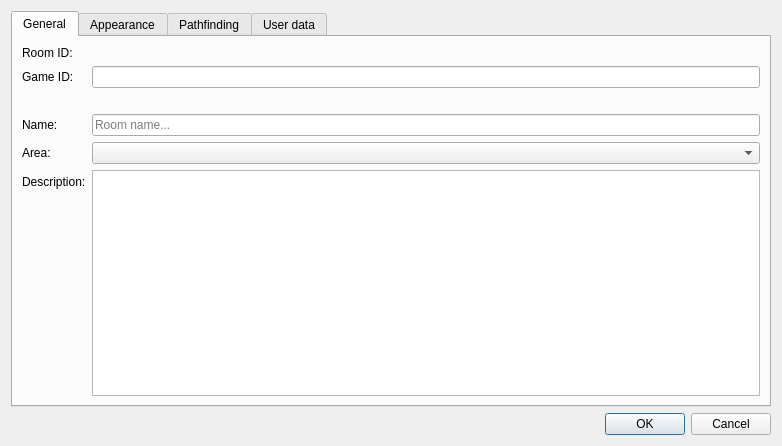
First picture: the form in src/ui/room_properties.ui, repository Mudlet/Mudlet, before the edit.
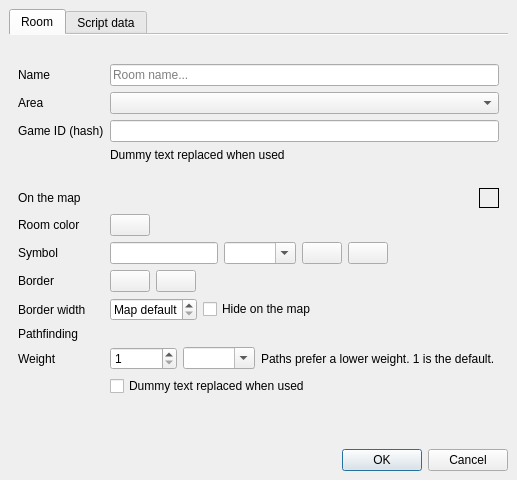
Second picture: the form after the edit.

Commit message: Improve: Configure room window follows the design language, in two tabs

```diff
--- a/src/ui/room_properties.ui
+++ b/src/ui/room_properties.ui
@@ -6,141 +6,137 @@
    <rect>
     <x>0</x>
     <y>0</y>
-    <width>318</width>
-    <height>392</height>
+    <width>460</width>
+    <height>480</height>
    </rect>
   </property>
-  <property name="sizePolicy">
-   <sizepolicy hsizetype="Minimum" vsizetype="Minimum">
-    <horstretch>0</horstretch>
-    <verstretch>0</verstretch>
-   </sizepolicy>
-  </property>
   <property name="windowTitle">
-   <string>Room properties</string>
+   <string extracomment="Title of the window the map's &quot;Configure room...&quot; menu entry opens">Configure room</string>
   </property>
   <property name="layoutDirection">
    <enum>Qt::LeftToRight</enum>
   </property>
   <layout class="QVBoxLayout" name="verticalLayout_room_properties">
+   <property name="spacing">
+    <number>0</number>
+   </property>
+   <property name="leftMargin">
+    <number>0</number>
+   </property>
+   <property name="topMargin">
+    <number>0</number>
+   </property>
+   <property name="rightMargin">
+    <number>0</number>
+   </property>
+   <property name="bottomMargin">
+    <number>0</number>
+   </property>
+   <item>
+    <widget class="QWidget" name="roomPropertiesShell" native="true">
+     <layout class="QVBoxLayout" name="verticalLayout_roomPropertiesShell">
    <item>
     <widget class="QTabWidget" name="tabWidget_room">
-     <property name="minimumSize">
-      <size>
-       <width>760</width>
-       <height>0</height>
-      </size>
-     </property>
      <property name="currentIndex">
       <number>0</number>
      </property>
+        <property name="documentMode">
+         <bool>true</bool>
+        </property>
      <widget class="QWidget" name="tab_general">
       <attribute name="title">
-       <string>General</string>
-      </attribute>
-      <layout class="QFormLayout" name="formLayout_general">
-       <item row="0" column="0">
-        <widget class="QLabel" name="label_roomId">
-         <property name="text">
-          <string>Room ID:</string>
-         </property>
-        </widget>
-       </item>
-       <item row="0" column="1">
+          <string extracomment="Tab of the Configure room window holding the room's name, area, game ID, how the map draws it and how paths treat it">Room</string>
+         </attribute>
+         <layout class="QGridLayout" name="gridLayout_room">
+          <item row="0" column="0" colspan="2">
+           <widget class="QWidget" name="roomPropertiesRoomHeading" native="true">
+            <layout class="QHBoxLayout" name="horizontalLayout_roomHeading">
+             <property name="leftMargin">
+              <number>0</number>
+             </property>
+             <property name="topMargin">
+              <number>0</number>
+             </property>
+             <property name="rightMargin">
+              <number>0</number>
+             </property>
+             <property name="bottomMargin">
+              <number>0</number>
+             </property>
+             <item>
         <widget class="QLabel" name="label_roomIdValue">
          <property name="textInteractionFlags">
           <set>Qt::TextSelectableByMouse</set>
          </property>
         </widget>
        </item>
+            </layout>
+           </widget>
+          </item>
        <item row="1" column="0">
-        <widget class="QLabel" name="label_hash">
-         <property name="text">
-          <string>Game ID:</string>
-         </property>
-         <property name="buddy">
-          <cstring>lineEdit_hash</cstring>
-         </property>
-        </widget>
-       </item>
-       <item row="1" column="1">
-        <widget class="QLineEdit" name="lineEdit_hash">
-         <property name="toolTip">
-          <string>&lt;p&gt;The game's own number or text for this room, which mapper scripts look the room up by (getRoomIDbyHash). Each one belongs to one room only.&lt;/p&gt;</string>
-         </property>
-        </widget>
-       </item>
-       <item row="2" column="1">
-        <widget class="QLabel" name="label_hashWarning">
-         <property name="wordWrap">
-          <bool>true</bool>
-         </property>
-        </widget>
-       </item>
-       <item row="3" column="0">
         <widget class="QLabel" name="label_name">
          <property name="text">
-          <string>Name:</string>
+             <string extracomment="Label in front of the room name field in the Configure room window">Name</string>
          </property>
          <property name="buddy">
           <cstring>lineEdit_name</cstring>
          </property>
         </widget>
        </item>
-       <item row="3" column="1">
+          <item row="1" column="1">
         <widget class="QLineEdit" name="lineEdit_name">
          <property name="placeholderText">
           <string>Room name...</string>
          </property>
         </widget>
        </item>
-       <item row="4" column="0">
+          <item row="2" column="0">
         <widget class="QLabel" name="label_area">
          <property name="text">
-          <string>Area:</string>
+             <string extracomment="Label in front of the field the room's area is picked in, in the Configure room window">Area</string>
          </property>
          <property name="buddy">
           <cstring>comboBox_area</cstring>
          </property>
         </widget>
        </item>
-       <item row="4" column="1">
+          <item row="2" column="1">
         <widget class="QComboBox" name="comboBox_area">
          <property name="accessibleName">
           <string extracomment="Name a screen reader announces for the area field in the Room Properties dialog">Area</string>
          </property>
         </widget>
        </item>
-       <item row="5" column="0">
-        <widget class="QLabel" name="label_description">
+          <item row="3" column="0">
+           <widget class="QLabel" name="label_hash">
          <property name="text">
-          <string>Description:</string>
+             <string extracomment="Label in front of the field holding the game's own ID for the room, which mapper scripts and the Lua API call its hash">Game ID (hash)</string>
          </property>
          <property name="buddy">
-          <cstring>plainTextEdit_description</cstring>
+             <cstring>lineEdit_hash</cstring>
+            </property>
+           </widget>
+          </item>
+          <item row="3" column="1">
+           <widget class="QLineEdit" name="lineEdit_hash">
+            <property name="toolTip">
+             <string>&lt;p&gt;The game's own number or text for this room, which mapper scripts look the room up by (getRoomIDbyHash). Each one belongs to one room only.&lt;/p&gt;</string>
+            </property>
+           </widget>
+          </item>
+          <item row="4" column="1">
+           <widget class="QLabel" name="roomPropertiesHashCaption">
+            <property name="text">
+             <string notr="true">Dummy text replaced when used</string>
          </property>
         </widget>
        </item>
        <item row="5" column="1">
-        <widget class="QPlainTextEdit" name="plainTextEdit_description">
-         <property name="tabChangesFocus">
-          <bool>true</bool>
-         </property>
-        </widget>
-       </item>
-      </layout>
-     </widget>
-     <widget class="QWidget" name="tab_appearance">
-      <attribute name="title">
-       <string>Appearance</string>
-      </attribute>
-      <layout class="QVBoxLayout" name="verticalLayout_appearance">
-       <item>
-        <widget class="QWidget" name="widget_top" native="true">
-         <layout class="QHBoxLayout" name="horizontalLayout_widget_top">
-          <property name="sizeConstraint">
-           <enum>QLayout::SetMinimumSize</enum>
-          </property>
+           <widget class="QLabel" name="label_hashWarning"/>
+          </item>
+          <item row="6" column="0" colspan="2">
+           <widget class="QWidget" name="roomPropertiesMapHeading" native="true">
+            <layout class="QHBoxLayout" name="horizontalLayout_mapHeading">
           <property name="leftMargin">
            <number>0</number>
           </property>
@@ -151,15 +147,28 @@
            <number>0</number>
           </property>
           <property name="bottomMargin">
-           <number>9</number>
+              <number>0</number>
           </property>
           <item>
-           <widget class="QLabel" name="label_layout">
+              <widget class="QLabel" name="roomPropertiesMapHeadingText">
             <property name="text">
-             <string>Icon:</string>
+                <string extracomment="Heading in the Configure room window over the room's color, symbol, border and whether it is hidden: how the map draws the room">On the map</string>
             </property>
            </widget>
           </item>
+             <item>
+              <spacer name="horizontalSpacer_mapHeading">
+               <property name="orientation">
+                <enum>Qt::Horizontal</enum>
+               </property>
+               <property name="sizeHint" stdset="0">
+                <size>
+                 <width>0</width>
+                 <height>0</height>
+                </size>
+               </property>
+              </spacer>
+             </item>
           <item>
            <widget class="QLabel" name="label_preview">
             <property name="sizePolicy">
@@ -190,7 +199,7 @@
              <enum>QFrame::Box</enum>
             </property>
             <property name="text">
-             <string/>
+                <string notr="true"/>
             </property>
             <property name="scaledContents">
              <bool>false</bool>
@@ -203,83 +212,94 @@
             </property>
            </widget>
           </item>
+            </layout>
+           </widget>
+          </item>
+          <item row="7" column="0">
+           <widget class="QLabel" name="roomPropertiesRoomColorLabel">
+            <property name="text">
+             <string extracomment="Label in front of the box showing the room's color and its number, in the Configure room window">Room color</string>
+            </property>
+           </widget>
+          </item>
+          <item row="7" column="1">
+           <layout class="QHBoxLayout" name="horizontalLayout_roomColor">
           <item>
            <widget class="QPushButton" name="pushButton_setRoomColor">
-            <property name="text">
+              <property name="sizePolicy">
+               <sizepolicy hsizetype="Fixed" vsizetype="Fixed">
+                <horstretch>0</horstretch>
+                <verstretch>0</verstretch>
+               </sizepolicy>
+              </property>
+              <property name="toolTip">
+               <string extracomment="Tooltip of the button showing only a glyph beside the room color box in the Configure room window; it opens the list of room colors to pick from">Choose the room's color from the map's room colors</string>
+              </property>
+              <property name="accessibleName">
              <string>Set room color</string>
             </property>
-           </widget>
-          </item>
-         </layout>
-        </widget>
-       </item>
-       <item>
-        <widget class="QGroupBox" name="groupBox_symbol">
-         <property name="sizePolicy">
-          <sizepolicy hsizetype="Preferred" vsizetype="Preferred">
-           <horstretch>0</horstretch>
-           <verstretch>0</verstretch>
-          </sizepolicy>
-         </property>
-         <property name="title">
-          <string>Symbol</string>
-         </property>
-         <layout class="QVBoxLayout" name="verticalLayout_groupBox_symbol">
-          <property name="sizeConstraint">
-           <enum>QLayout::SetMinimumSize</enum>
-          </property>
-          <item>
-           <widget class="QLabel" name="label_symbolInstructions">
-            <property name="sizePolicy">
-             <sizepolicy hsizetype="MinimumExpanding" vsizetype="MinimumExpanding">
-              <horstretch>0</horstretch>
-              <verstretch>0</verstretch>
-             </sizepolicy>
-            </property>
+              <property name="text">
+               <string notr="true"/>
+              </property>
+             </widget>
+            </item>
+            <item>
+             <spacer name="horizontalSpacer_roomColor">
+              <property name="orientation">
+               <enum>Qt::Horizontal</enum>
+              </property>
+              <property name="sizeHint" stdset="0">
+               <size>
+                <width>0</width>
+                <height>0</height>
+               </size>
+              </property>
+             </spacer>
+            </item>
+           </layout>
+          </item>
+          <item row="8" column="0">
+           <widget class="QLabel" name="roomPropertiesSymbolLabel">
             <property name="text">
-             <string notr="true">&lt;p&gt;Dummy text replaced when used.&lt;/p&gt;</string>
-            </property>
-            <property name="wordWrap">
-             <bool>true</bool>
+             <string extracomment="Label in front of the room symbol field and the symbol's color, in the Configure room window">Symbol</string>
             </property>
            </widget>
           </item>
-          <item>
-           <widget class="QWidget" name="widget_symbolText" native="true">
-            <layout class="QHBoxLayout" name="horizontalLayout_widget_symbolText">
-             <property name="leftMargin">
-              <number>0</number>
-             </property>
-             <property name="topMargin">
-              <number>0</number>
-             </property>
-             <property name="rightMargin">
-              <number>0</number>
-             </property>
-             <property name="bottomMargin">
-              <number>0</number>
-             </property>
+          <item row="8" column="1">
+           <layout class="QHBoxLayout" name="horizontalLayout_symbol">
              <item>
               <widget class="QLineEdit" name="lineEdit_roomSymbol">
+              <property name="sizePolicy">
+               <sizepolicy hsizetype="Fixed" vsizetype="Fixed">
+                <horstretch>0</horstretch>
+                <verstretch>0</verstretch>
+               </sizepolicy>
+              </property>
+              <property name="toolTip">
+               <string extracomment="Tooltip of the room symbol field in the Configure room window">One or more characters the map draws on the room. Empty it to remove the symbol.</string>
+              </property>
                <property name="accessibleName">
                 <string extracomment="Name a screen reader announces for the room symbol field in the Room Properties dialog">Room symbol</string>
                </property>
-               <property name="placeholderText">
-                <string>Room symbol...</string>
-               </property>
               </widget>
              </item>
              <item>
               <widget class="QComboBox" name="comboBox_roomSymbol">
+              <property name="sizePolicy">
+               <sizepolicy hsizetype="Fixed" vsizetype="Fixed">
+                <horstretch>0</horstretch>
+                <verstretch>0</verstretch>
+               </sizepolicy>
+              </property>
+              <property name="toolTip">
+               <string extracomment="Tooltip of the room symbol field in the Configure room window when the chosen rooms have different symbols; it lists the symbols in use, most used first">The symbols these rooms have, most used first. Pick one or type a new one; empty it to remove the symbols.</string>
+              </property>
                <property name="accessibleName">
                 <string extracomment="Name a screen reader announces for the room symbol field in the Room Properties dialog">Room symbol</string>
                </property>
                <property name="editable">
                 <bool>true</bool>
                </property>
-              </widget>
-             </item>
-            </layout>
            </widget>
           </item>
           <item>
@@ -297,13 +317,6 @@
              <property name="bottomMargin">
               <number>0</number>
              </property>
-             <item>
-              <widget class="QLabel" name="label_symbolColor">
-               <property name="text">
-                <string extracomment="Label in front of the box showing the room symbol color">Color:</string>
-               </property>
-              </widget>
-             </item>
              <item>
               <widget class="QPushButton" name="pushButton_setSymbolColor">
                <property name="sizePolicy">
@@ -342,8 +355,11 @@
                </property>
               </widget>
              </item>
+              </layout>
+             </widget>
+            </item>
              <item>
-              <spacer name="horizontalSpacer_symbolColor">
+             <spacer name="horizontalSpacer_symbol">
                <property name="orientation">
                 <enum>Qt::Horizontal</enum>
                </property>
@@ -356,37 +372,15 @@
               </spacer>
              </item>
             </layout>
-           </widget>
           </item>
-         </layout>
-        </widget>
-       </item>
-       <item>
-        <widget class="QGroupBox" name="groupBox_border">
-         <property name="title">
-          <string>Border</string>
-         </property>
-         <layout class="QVBoxLayout" name="verticalLayout_border">
-          <property name="sizeConstraint">
-           <enum>QLayout::SetMinimumSize</enum>
-          </property>
-          <item>
-           <widget class="QLabel" name="label_borderInstructions">
-            <property name="sizePolicy">
-             <sizepolicy hsizetype="MinimumExpanding" vsizetype="MinimumExpanding">
-              <horstretch>0</horstretch>
-              <verstretch>0</verstretch>
-             </sizepolicy>
-            </property>
+          <item row="9" column="0">
+           <widget class="QLabel" name="label_borderColor">
             <property name="text">
-             <string notr="true">&lt;p&gt;Dummy text replaced when used.&lt;/p&gt;</string>
-            </property>
-            <property name="wordWrap">
-             <bool>true</bool>
+             <string extracomment="Label in front of the box showing the room border color">Border</string>
             </property>
            </widget>
           </item>
-          <item>
+          <item row="9" column="1">
            <widget class="QWidget" name="widget_borderColor" native="true">
             <layout class="QHBoxLayout" name="horizontalLayout_widget_borderColor">
              <property name="leftMargin">
@@ -401,13 +395,6 @@
              <property name="bottomMargin">
               <number>0</number>
              </property>
-             <item>
-              <widget class="QLabel" name="label_borderColor">
-               <property name="text">
-                <string extracomment="Label in front of the box showing the room border color">Color:</string>
-               </property>
-              </widget>
-             </item>
              <item>
               <widget class="QPushButton" name="pushButton_setBorderColor">
                <property name="sizePolicy">
@@ -462,41 +449,28 @@
             </layout>
            </widget>
           </item>
-          <item>
-           <widget class="QWidget" name="widget_borderThickness" native="true">
-            <layout class="QHBoxLayout" name="horizontalLayout_widget_borderThickness">
-             <property name="leftMargin">
-              <number>0</number>
-             </property>
-             <property name="topMargin">
-              <number>0</number>
-             </property>
-             <property name="rightMargin">
-              <number>0</number>
-             </property>
-             <property name="bottomMargin">
-              <number>0</number>
-             </property>
-             <item>
+          <item row="10" column="0">
               <widget class="QLabel" name="label_borderThickness">
                <property name="text">
-                <string>Thickness:</string>
+             <string extracomment="Label in front of the box setting how thick the room's border is drawn, in the Configure room window">Border width</string>
                </property>
                <property name="buddy">
                 <cstring>spinBox_borderThickness</cstring>
                </property>
               </widget>
              </item>
+          <item row="10" column="1">
+           <layout class="QHBoxLayout" name="horizontalLayout_borderThickness">
              <item>
               <widget class="QSpinBox" name="spinBox_borderThickness">
                <property name="sizePolicy">
-                <sizepolicy hsizetype="Expanding" vsizetype="Fixed">
+               <sizepolicy hsizetype="Fixed" vsizetype="Fixed">
                  <horstretch>0</horstretch>
                  <verstretch>0</verstretch>
                 </sizepolicy>
                </property>
                <property name="specialValueText">
-                <string>(use global)</string>
+               <string extracomment="Shown in the room border width box while the room has no width of its own and is drawn with the map's border width">Map default</string>
                </property>
                <property name="minimum">
                 <number>0</number>
@@ -506,29 +480,17 @@
                </property>
               </widget>
              </item>
-            </layout>
-           </widget>
-          </item>
-         </layout>
-        </widget>
-       </item>
        <item>
         <widget class="QCheckBox" name="checkBox_hidden">
-         <property name="sizePolicy">
-          <sizepolicy hsizetype="MinimumExpanding" vsizetype="Fixed">
-           <horstretch>0</horstretch>
-           <verstretch>0</verstretch>
-          </sizepolicy>
-         </property>
          <property name="text">
-          <string notr="true">Dummy text replaced when used</string>
+               <string extracomment="Check box in the Configure room window that keeps the room off the map; partly checked when only some of the chosen rooms are hidden">Hide on the map</string>
          </property>
         </widget>
        </item>
        <item>
-        <spacer name="verticalSpacer_appearance">
+             <spacer name="horizontalSpacer_borderThickness">
          <property name="orientation">
-          <enum>Qt::Vertical</enum>
+               <enum>Qt::Horizontal</enum>
          </property>
          <property name="sizeHint" stdset="0">
           <size>
@@ -539,40 +501,10 @@
         </spacer>
        </item>
       </layout>
-     </widget>
-     <widget class="QWidget" name="tab_pathfinding">
-      <attribute name="title">
-       <string>Pathfinding</string>
-      </attribute>
-      <layout class="QVBoxLayout" name="verticalLayout_pathfinding_tab">
-       <item>
-        <widget class="QGroupBox" name="groupBox_pathfinding">
-         <property name="title">
-          <string>Pathfinding</string>
-         </property>
-         <layout class="QVBoxLayout" name="verticalLayout_pathfinding">
-          <property name="sizeConstraint">
-           <enum>QLayout::SetMinimumSize</enum>
-          </property>
-          <item>
-           <widget class="QLabel" name="label_weightInstructions">
-            <property name="sizePolicy">
-             <sizepolicy hsizetype="MinimumExpanding" vsizetype="MinimumExpanding">
-              <horstretch>0</horstretch>
-              <verstretch>0</verstretch>
-             </sizepolicy>
-            </property>
-            <property name="text">
-             <string notr="true">&lt;p&gt;Dummy text replaced when used.&lt;/p&gt;</string>
-            </property>
-            <property name="wordWrap">
-             <bool>true</bool>
-            </property>
-           </widget>
           </item>
-          <item>
-           <widget class="QWidget" name="widget_weight" native="true">
-            <layout class="QHBoxLayout" name="horizontalLayout_widget_weight">
+          <item row="11" column="0" colspan="2">
+           <widget class="QWidget" name="roomPropertiesPathHeading" native="true">
+            <layout class="QHBoxLayout" name="horizontalLayout_pathHeading">
              <property name="leftMargin">
               <number>0</number>
              </property>
@@ -585,19 +517,38 @@
              <property name="bottomMargin">
               <number>0</number>
              </property>
+             <item>
+              <widget class="QLabel" name="roomPropertiesPathHeadingText">
+               <property name="text">
+                <string extracomment="Heading in the Configure room window over the room's weight and lock, which decide how paths and speedwalks treat the room">Pathfinding</string>
+               </property>
+              </widget>
+             </item>
+            </layout>
+           </widget>
+          </item>
+          <item row="12" column="0">
+           <widget class="QLabel" name="roomPropertiesWeightLabel">
+            <property name="text">
+             <string extracomment="Label in front of the room weight box in the Configure room window">Weight</string>
+            </property>
+            <property name="buddy">
+             <cstring>spinBox_weight</cstring>
+            </property>
+           </widget>
+          </item>
+          <item row="12" column="1">
+           <layout class="QHBoxLayout" name="horizontalLayout_weight">
              <item>
               <widget class="QSpinBox" name="spinBox_weight">
-               <property name="accessibleName">
-                <string extracomment="Name a screen reader announces for the room weight field in the Room Properties dialog">Room weight</string>
-               </property>
                <property name="sizePolicy">
-                <sizepolicy hsizetype="Expanding" vsizetype="Fixed">
+               <sizepolicy hsizetype="Fixed" vsizetype="Fixed">
                  <horstretch>0</horstretch>
                  <verstretch>0</verstretch>
                 </sizepolicy>
                </property>
-               <property name="specialValueText">
-                <string>1 (default)</string>
+              <property name="accessibleName">
+               <string extracomment="Name a screen reader announces for the room weight field in the Room Properties dialog">Room weight</string>
                </property>
                <property name="minimum">
                 <number>1</number>
@@ -609,41 +560,54 @@
              </item>
              <item>
               <widget class="QComboBox" name="comboBox_weight">
-               <property name="accessibleName">
-                <string extracomment="Name a screen reader announces for the room weight field in the Room Properties dialog">Room weight</string>
-               </property>
                <property name="sizePolicy">
-                <sizepolicy hsizetype="Preferred" vsizetype="Fixed">
+               <sizepolicy hsizetype="Fixed" vsizetype="Fixed">
                  <horstretch>0</horstretch>
                  <verstretch>0</verstretch>
                 </sizepolicy>
                </property>
+              <property name="toolTip">
+               <string extracomment="Tooltip of the room weight field in the Configure room window when the chosen rooms have different weights; it lists the weights in use, most used first">The weights these rooms have, most used first. Pick one or type a new weight for all of them.</string>
+              </property>
+              <property name="accessibleName">
+               <string extracomment="Name a screen reader announces for the room weight field in the Room Properties dialog">Room weight</string>
+              </property>
                <property name="editable">
                 <bool>true</bool>
                </property>
               </widget>
              </item>
-            </layout>
-           </widget>
+            <item>
+             <widget class="QLabel" name="roomPropertiesWeightCaption">
+              <property name="text">
+               <string extracomment="Caption beside the room weight box in the Configure room window: the path finder takes the way whose rooms add up to the lowest weight">Paths prefer a lower weight. 1 is the default.</string>
+              </property>
+             </widget>
+            </item>
+            <item>
+             <spacer name="horizontalSpacer_weight">
+              <property name="orientation">
+               <enum>Qt::Horizontal</enum>
+              </property>
+              <property name="sizeHint" stdset="0">
+               <size>
+                <width>0</width>
+                <height>0</height>
+               </size>
+              </property>
+             </spacer>
+            </item>
+           </layout>
           </item>
-          <item>
+          <item row="13" column="1">
            <widget class="QCheckBox" name="checkBox_locked">
-            <property name="sizePolicy">
-             <sizepolicy hsizetype="MinimumExpanding" vsizetype="Fixed">
-              <horstretch>0</horstretch>
-              <verstretch>0</verstretch>
-             </sizepolicy>
-            </property>
             <property name="text">
              <string notr="true">Dummy text replaced when used</string>
             </property>
            </widget>
           </item>
-         </layout>
-        </widget>
-       </item>
-       <item>
-        <spacer name="verticalSpacer_pathfinding">
+          <item row="14" column="0" colspan="2">
+           <spacer name="verticalSpacer_room">
          <property name="orientation">
           <enum>Qt::Vertical</enum>
          </property>
@@ -659,13 +623,40 @@
      </widget>
      <widget class="QWidget" name="tab_userData">
       <attribute name="title">
-       <string>User data</string>
+          <string extracomment="Tab of the Configure room window listing the keys and values scripts keep with the room (setRoomUserData)">Script data</string>
       </attribute>
       <layout class="QVBoxLayout" name="verticalLayout_userData">
        <item>
+           <widget class="QWidget" name="roomPropertiesScriptData" native="true">
+            <property name="sizePolicy">
+             <sizepolicy hsizetype="Preferred" vsizetype="Ignored">
+              <horstretch>0</horstretch>
+              <verstretch>0</verstretch>
+             </sizepolicy>
+            </property>
+            <layout class="QVBoxLayout" name="verticalLayout_scriptData">
+             <property name="leftMargin">
+              <number>0</number>
+             </property>
+             <property name="topMargin">
+              <number>0</number>
+             </property>
+             <property name="rightMargin">
+              <number>0</number>
+             </property>
+             <property name="bottomMargin">
+              <number>0</number>
+             </property>
+             <item>
         <widget class="QLabel" name="label_userDataInstructions">
+               <property name="sizePolicy">
+                <sizepolicy hsizetype="Ignored" vsizetype="Preferred">
+                 <horstretch>0</horstretch>
+                 <verstretch>0</verstretch>
+                </sizepolicy>
+               </property>
          <property name="text">
-          <string>Data that scripts keep with this room.</string>
+                <string extracomment="Caption at the top of the Script data tab of the Configure room window: the keys and values listed there are written and read by scripts (setRoomUserData), and Mudlet itself only keeps them">Kept for scripts. Mudlet only stores these values.</string>
          </property>
          <property name="wordWrap">
           <bool>true</bool>
@@ -674,12 +665,24 @@
        </item>
        <item>
         <widget class="QTableWidget" name="tableWidget_userData">
+               <property name="tabKeyNavigation">
+                <bool>false</bool>
+               </property>
          <property name="selectionBehavior">
           <enum>QAbstractItemView::SelectRows</enum>
          </property>
+               <property name="showGrid">
+                <bool>false</bool>
+               </property>
+               <property name="wordWrap">
+                <bool>false</bool>
+               </property>
          <property name="columnCount">
           <number>2</number>
          </property>
+               <attribute name="horizontalHeaderHighlightSections">
+                <bool>false</bool>
+               </attribute>
          <attribute name="horizontalHeaderStretchLastSection">
           <bool>true</bool>
          </attribute>
@@ -699,7 +702,39 @@
         </widget>
        </item>
        <item>
-        <widget class="QLabel" name="label_userDataWarning">
+              <widget class="QLabel" name="roomPropertiesValueLabel">
+               <property name="sizePolicy">
+                <sizepolicy hsizetype="Ignored" vsizetype="Preferred">
+                 <horstretch>0</horstretch>
+                 <verstretch>0</verstretch>
+                </sizepolicy>
+               </property>
+               <property name="textFormat">
+                <enum>Qt::RichText</enum>
+               </property>
+               <property name="wordWrap">
+                <bool>true</bool>
+               </property>
+              </widget>
+             </item>
+             <item>
+              <widget class="QPlainTextEdit" name="roomPropertiesValueBox">
+               <property name="tabChangesFocus">
+                <bool>true</bool>
+               </property>
+              </widget>
+             </item>
+             <item>
+              <widget class="QLabel" name="roomPropertiesJsonWarning">
+               <property name="sizePolicy">
+                <sizepolicy hsizetype="Ignored" vsizetype="Preferred">
+                 <horstretch>0</horstretch>
+                 <verstretch>0</verstretch>
+                </sizepolicy>
+               </property>
+               <property name="text">
+                <string extracomment="Shown under the value box on the Script data tab of the Configure room window while a value that was a JSON list or table no longer reads as JSON after an edit">Not valid JSON. It will be saved as typed.</string>
+               </property>
          <property name="wordWrap">
           <bool>true</bool>
          </property>
@@ -736,6 +771,35 @@
          </item>
         </layout>
        </item>
+             <item>
+              <widget class="QLabel" name="label_userDataWarning">
+               <property name="sizePolicy">
+                <sizepolicy hsizetype="Ignored" vsizetype="Preferred">
+                 <horstretch>0</horstretch>
+                 <verstretch>0</verstretch>
+                </sizepolicy>
+               </property>
+               <property name="wordWrap">
+                <bool>true</bool>
+               </property>
+              </widget>
+             </item>
+             <item>
+              <spacer name="verticalSpacer_scriptData">
+               <property name="orientation">
+                <enum>Qt::Vertical</enum>
+               </property>
+               <property name="sizeHint" stdset="0">
+                <size>
+                 <width>0</width>
+                 <height>0</height>
+                </size>
+               </property>
+              </spacer>
+             </item>
+            </layout>
+           </widget>
+          </item>
       </layout>
      </widget>
     </widget>
@@ -752,23 +816,9 @@
    </item>
   </layout>
  </widget>
- <tabstops>
-  <tabstop>lineEdit_name</tabstop>
-  <tabstop>lineEdit_hash</tabstop>
-  <tabstop>comboBox_area</tabstop>
-  <tabstop>plainTextEdit_description</tabstop>
-  <tabstop>pushButton_setRoomColor</tabstop>
-  <tabstop>lineEdit_roomSymbol</tabstop>
-  <tabstop>comboBox_roomSymbol</tabstop>
-  <tabstop>spinBox_weight</tabstop>
-  <tabstop>comboBox_weight</tabstop>
-  <tabstop>checkBox_locked</tabstop>
-  <tabstop>checkBox_hidden</tabstop>
-  <tabstop>tableWidget_userData</tabstop>
-  <tabstop>pushButton_addUserData</tabstop>
-  <tabstop>pushButton_removeUserData</tabstop>
-  <tabstop>tabWidget_room</tabstop>
- </tabstops>
+   </item>
+  </layout>
+ </widget>
  <resources/>
  <connections>
   <connection>
```
Lines whose indentation alone changed are shown as unchanged. The commit also changes 8 other files.
